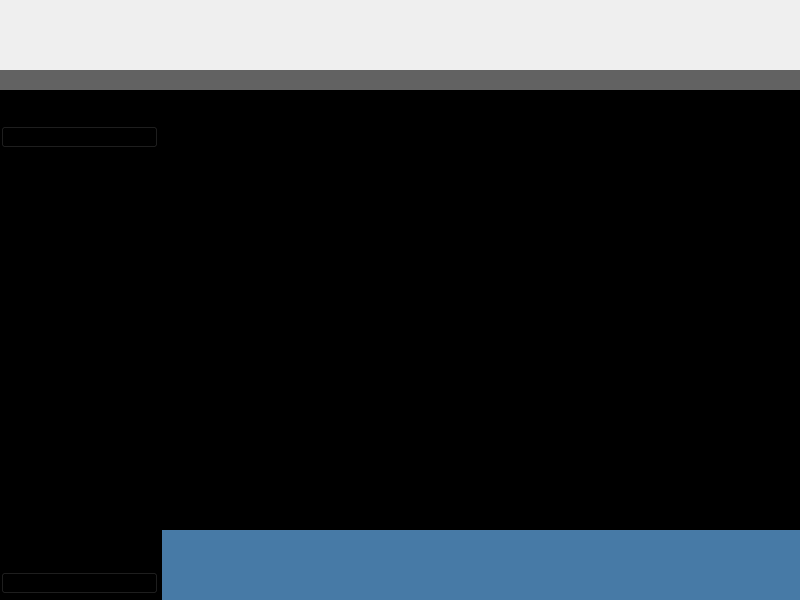
Qt form ui/mainwindow.ui (15903016222/Voice) before a commit.
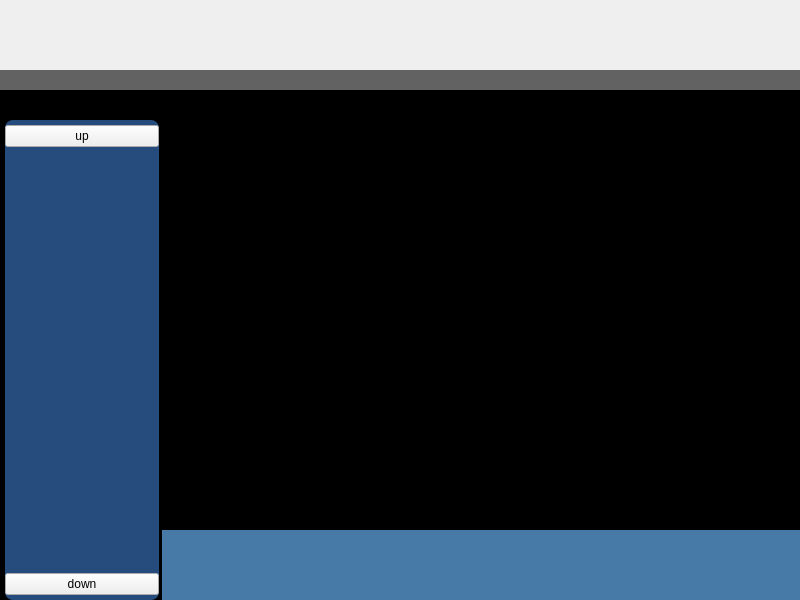
The same form after that commit. Custom widgets are drawn as their Qt base class.

Commit message: 修改：更改左侧主菜单圆角等样式

```diff
--- a/ui/mainwindow.ui
+++ b/ui/mainwindow.ui
@@ -103,7 +103,10 @@
        <item row="0" column="0">
         <widget class="QWidget" name="widgetUSView" native="true">
          <property name="styleSheet">
-          <string notr="true">background-color: rgb(0, 0, 0);</string>
+          <string notr="true">QWidget#widgetUSView
+{
+	background-color: rgb(0, 0, 0);
+}</string>
          </property>
          <layout class="QGridLayout" name="gridLayout" rowstretch="44,7" columnstretch="1,4">
           <property name="leftMargin">
@@ -131,7 +134,7 @@
             </property>
             <layout class="QGridLayout" name="gridLayout_3">
              <property name="leftMargin">
-              <number>0</number>
+              <number>5</number>
              </property>
              <property name="topMargin">
               <number>30</number>
@@ -146,18 +149,15 @@
               <number>0</number>
              </property>
              <item row="0" column="0">
-              <widget class="QFrame" name="frame">
+              <widget class="QWidget" name="widget" native="true">
                <property name="styleSheet">
-                <string notr="true">background-color: rgb(37, 76, 124);
+                <string notr="true">
 QWidget#widget
 {
-	background-color: rgba(67, 67, 67, 0.5);
+	background-color: rgb(37, 76, 124);
 	border-radius:8px;
 }</string>
                </property>
-               <property name="frameShape">
-                <enum>QFrame::StyledPanel</enum>
-               </property>
                <layout class="QGridLayout" name="gridLayout_5" rowstretch="1,26,1">
                 <property name="leftMargin">
                  <number>0</number>
@@ -243,8 +243,8 @@
                        <rect>
                         <x>0</x>
                         <y>0</y>
-                        <width>157</width>
-                        <height>418</height>
+                        <width>154</width>
+                        <height>420</height>
                        </rect>
                       </property>
                      </widget>
```
The commit also changes 1 other file.
